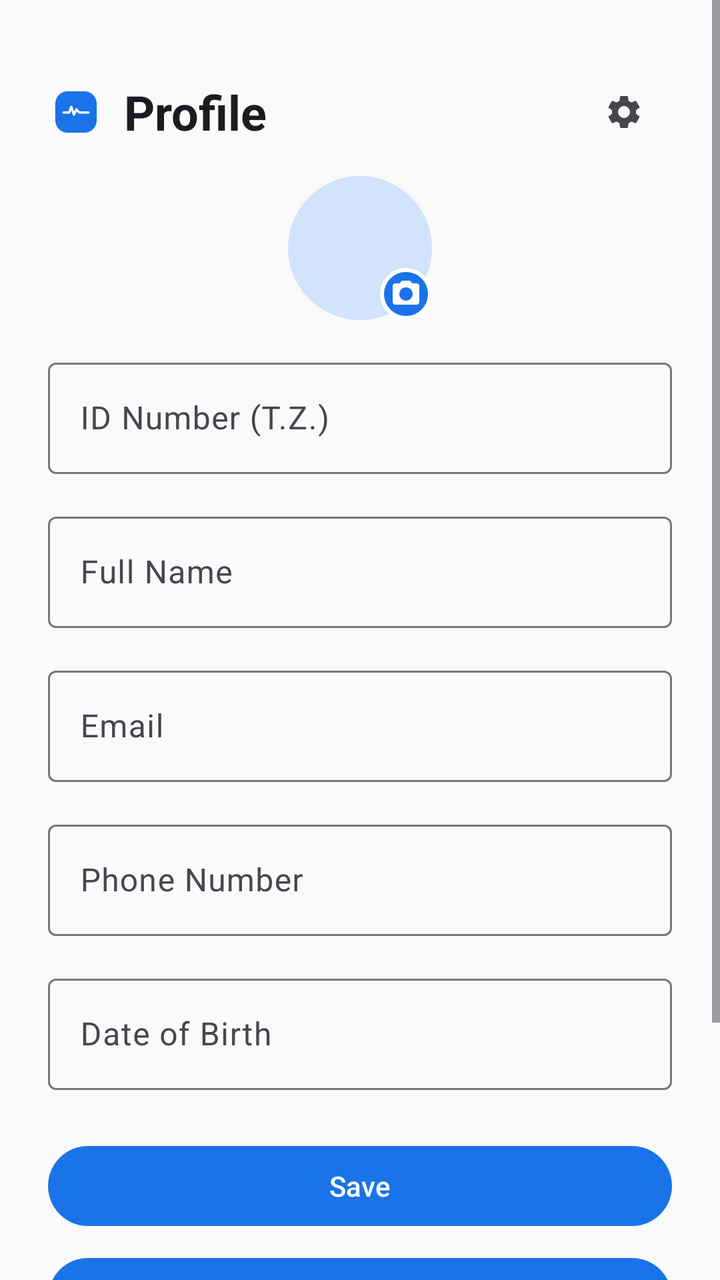
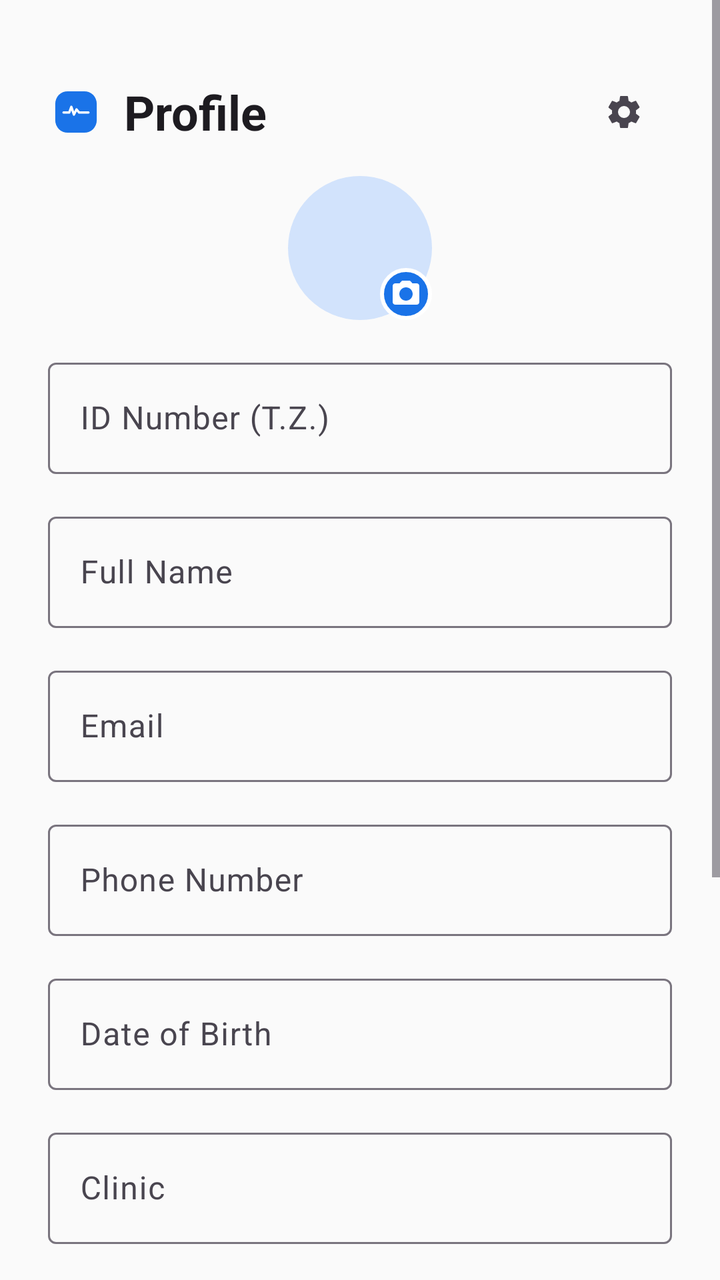

Two renders of the same Android screen: before a commit and after it. Below are the layout's source before the change and the commit's diff.
<!-- AndroidManifest.xml: application theme Theme.MedCare -->
<!-- res/layout/fragment_profile.xml -->
<?xml version="1.0" encoding="utf-8"?>
<ScrollView xmlns:android="http://schemas.android.com/apk/res/android"
    xmlns:app="http://schemas.android.com/apk/res-auto"
    android:layout_width="match_parent"
    android:layout_height="match_parent">

    <androidx.constraintlayout.widget.ConstraintLayout
        android:layout_width="match_parent"
        android:layout_height="wrap_content"
        android:padding="@dimen/margin_large">

        <LinearLayout
            android:id="@+id/top_bar"
            android:layout_width="0dp"
            android:layout_height="wrap_content"
            android:layout_marginTop="8dp"
            android:gravity="center_vertical"
            android:orientation="horizontal"
            app:layout_constraintEnd_toEndOf="parent"
            app:layout_constraintStart_toStartOf="parent"
            app:layout_constraintTop_toTopOf="parent">

            <ImageView
                android:layout_width="28dp"
                android:layout_height="28dp"
                android:contentDescription="@string/app_name"
                android:src="@drawable/ic_app_logo" />

            <TextView
                android:id="@+id/profile_title"
                android:layout_width="0dp"
                android:layout_height="wrap_content"
                android:layout_marginStart="10dp"
                android:layout_weight="1"
                android:text="@string/profile"
                android:textAppearance="@style/TextAppearance.Material3.HeadlineSmall"
                android:textStyle="bold" />

            <com.google.android.material.button.MaterialButton
                android:id="@+id/settings_button"
                style="@style/Widget.Material3.Button.IconButton"
                android:layout_width="wrap_content"
                android:layout_height="wrap_content"
                android:contentDescription="@string/settings"
                app:icon="@drawable/ic_settings"
                app:iconTint="?attr/colorOnSurfaceVariant" />

        </LinearLayout>

        <FrameLayout
            android:id="@+id/profile_avatar_container"
            android:layout_width="72dp"
            android:layout_height="72dp"
            android:layout_marginTop="8dp"
            android:background="?attr/selectableItemBackgroundBorderless"
            android:clickable="true"
            android:focusable="true"
            app:layout_constraintEnd_toEndOf="parent"
            app:layout_constraintStart_toStartOf="parent"
            app:layout_constraintTop_toBottomOf="@id/top_bar">

            <TextView
                android:id="@+id/profile_avatar"
                android:layout_width="72dp"
                android:layout_height="72dp"
                android:background="@drawable/bg_avatar"
                android:gravity="center"
                android:textAppearance="@style/TextAppearance.Material3.HeadlineMedium"
                android:textColor="?attr/colorOnPrimaryContainer"
                android:textStyle="bold" />

            <ImageView
                android:id="@+id/profile_avatar_image"
                android:layout_width="72dp"
                android:layout_height="72dp"
                android:background="@drawable/bg_avatar"
                android:contentDescription="@string/profile_photo"
                android:scaleType="centerCrop"
                android:visibility="gone" />

            <ImageView
                android:id="@+id/profile_avatar_badge"
                android:layout_width="26dp"
                android:layout_height="26dp"
                android:layout_gravity="bottom|end"
                android:background="@drawable/bg_avatar_badge"
                android:contentDescription="@string/change_profile_photo"
                android:padding="5dp"
                android:src="@drawable/ic_camera"
                app:tint="?attr/colorOnPrimary" />

        </FrameLayout>

        <com.google.android.material.textfield.TextInputLayout
            android:id="@+id/tz_layout"
            style="@style/Widget.Material3.TextInputLayout.OutlinedBox"
            android:layout_width="0dp"
            android:layout_height="wrap_content"
            android:layout_marginTop="16dp"
            android:hint="@string/id_number"
            app:layout_constraintEnd_toEndOf="parent"
            app:layout_constraintStart_toStartOf="parent"
            app:layout_constraintTop_toBottomOf="@id/profile_avatar_container">

            <com.google.android.material.textfield.TextInputEditText
                android:id="@+id/tz_input"
                android:layout_width="match_parent"
                android:layout_height="wrap_content"
                android:enabled="false"
                android:inputType="text" />
        </com.google.android.material.textfield.TextInputLayout>

        <com.google.android.material.textfield.TextInputLayout
            android:id="@+id/name_layout"
            style="@style/Widget.Material3.TextInputLayout.OutlinedBox"
            android:layout_width="0dp"
            android:layout_height="wrap_content"
            android:layout_marginTop="16dp"
            android:hint="@string/full_name"
            app:layout_constraintEnd_toEndOf="parent"
            app:layout_constraintStart_toStartOf="parent"
            app:layout_constraintTop_toBottomOf="@id/tz_layout">

            <com.google.android.material.textfield.TextInputEditText
                android:id="@+id/name_input"
                android:layout_width="match_parent"
                android:layout_height="wrap_content"
                android:inputType="textPersonName"
                android:imeOptions="actionNext" />
        </com.google.android.material.textfield.TextInputLayout>

        <com.google.android.material.textfield.TextInputLayout
            android:id="@+id/email_layout"
            style="@style/Widget.Material3.TextInputLayout.OutlinedBox"
            android:layout_width="0dp"
            android:layout_height="wrap_content"
            android:layout_marginTop="16dp"
            android:hint="@string/email"
            app:layout_constraintEnd_toEndOf="parent"
            app:layout_constraintStart_toStartOf="parent"
            app:layout_constraintTop_toBottomOf="@id/name_layout">

            <com.google.android.material.textfield.TextInputEditText
                android:id="@+id/email_input"
                android:layout_width="match_parent"
                android:layout_height="wrap_content"
                android:inputType="textEmailAddress"
                android:imeOptions="actionNext" />
        </com.google.android.material.textfield.TextInputLayout>

        <com.google.android.material.textfield.TextInputLayout
            android:id="@+id/phone_layout"
            style="@style/Widget.Material3.TextInputLayout.OutlinedBox"
            android:layout_width="0dp"
            android:layout_height="wrap_content"
            android:layout_marginTop="16dp"
            android:hint="@string/phone"
            app:layout_constraintEnd_toEndOf="parent"
            app:layout_constraintStart_toStartOf="parent"
            app:layout_constraintTop_toBottomOf="@id/email_layout">

            <com.google.android.material.textfield.TextInputEditText
                android:id="@+id/phone_input"
                android:layout_width="match_parent"
                android:layout_height="wrap_content"
                android:inputType="phone"
                android:imeOptions="actionDone" />
        </com.google.android.material.textfield.TextInputLayout>

        <com.google.android.material.textfield.TextInputLayout
            android:id="@+id/dob_layout"
            style="@style/Widget.Material3.TextInputLayout.OutlinedBox"
            android:layout_width="0dp"
            android:layout_height="wrap_content"
            android:layout_marginTop="16dp"
            android:hint="@string/date_of_birth"
            app:layout_constraintEnd_toEndOf="parent"
            app:layout_constraintStart_toStartOf="parent"
            app:layout_constraintTop_toBottomOf="@id/phone_layout">

            <com.google.android.material.textfield.TextInputEditText
                android:id="@+id/dob_input"
                android:layout_width="match_parent"
                android:layout_height="wrap_content"
                android:focusable="false"
                android:inputType="date" />
        </com.google.android.material.textfield.TextInputLayout>

        <com.google.android.material.button.MaterialButton
            android:id="@+id/save_button"
            android:layout_width="0dp"
            android:layout_height="wrap_content"
            android:layout_marginTop="24dp"
            android:text="@string/save"
            app:layout_constraintEnd_toEndOf="parent"
            app:layout_constraintStart_toStartOf="parent"
            app:layout_constraintTop_toBottomOf="@id/dob_layout" />

        <com.google.android.material.button.MaterialButton
            android:id="@+id/change_password_button"
            android:layout_width="0dp"
            android:layout_height="wrap_content"
            android:layout_marginTop="8dp"
            android:text="@string/change_password"
            app:layout_constraintEnd_toEndOf="parent"
            app:layout_constraintStart_toStartOf="parent"
            app:layout_constraintTop_toBottomOf="@id/save_button" />

        <com.google.android.material.button.MaterialButton
            android:id="@+id/logout_button"
            style="@style/Widget.Material3.Button.TextButton"
            android:layout_width="0dp"
            android:layout_height="wrap_content"
            android:layout_marginTop="8dp"
            android:text="@string/logout"
            android:textColor="?attr/colorError"
            app:layout_constraintEnd_toEndOf="parent"
            app:layout_constraintStart_toStartOf="parent"
            app:layout_constraintTop_toBottomOf="@id/change_password_button" />

        <com.google.android.material.button.MaterialButton
            android:id="@+id/delete_account_button"
            style="@style/Widget.Material3.Button.TextButton"
            android:layout_width="0dp"
            android:layout_height="wrap_content"
            android:text="@string/delete"
            android:textColor="?attr/colorError"
            app:layout_constraintEnd_toEndOf="parent"
            app:layout_constraintStart_toStartOf="parent"
            app:layout_constraintTop_toBottomOf="@id/logout_button" />

    </androidx.constraintlayout.widget.ConstraintLayout>
</ScrollView>
<!-- resources referenced by this layout -->
<resources>
  <!-- drawable ic_app_logo (drawable) -->
  <?xml version="1.0" encoding="utf-8"?>
  <vector xmlns:android="http://schemas.android.com/apk/res/android"
      android:width="108dp"
      android:height="108dp"
      android:viewportWidth="108"
      android:viewportHeight="108">
  
      
      <path
          android:fillColor="?attr/colorPrimary"
          android:pathData="M38,14 h32 a24,24 0 0 1 24,24 v32 a24,24 0 0 1 -24,24 h-32 a24,24 0 0 1 -24,-24 v-32 a24,24 0 0 1 24,-24 z" />
  
      
      <path
          android:pathData="M30,55 L41,55 L45,44 L50,59 L55,49 L60,55 L78,55"
          android:fillColor="#00000000"
          android:strokeColor="?attr/colorOnPrimary"
          android:strokeWidth="4.5"
          android:strokeLineCap="round"
          android:strokeLineJoin="round" />
  </vector>
  <!-- unchanged entries left out for length: 42 -->
</resources>

<!-- the commit's change to res/layout/fragment_profile.xml (unified diff, before → after) -->
@@ -186,15 +186,35 @@
                 android:inputType="date" />
         </com.google.android.material.textfield.TextInputLayout>
 
+        <com.google.android.material.textfield.TextInputLayout
+            android:id="@+id/clinic_layout"
+            style="@style/Widget.Material3.TextInputLayout.OutlinedBox"
+            android:layout_width="0dp"
+            android:layout_height="wrap_content"
+            android:layout_marginTop="16dp"
+            android:hint="@string/clinic"
+            app:layout_constraintEnd_toEndOf="parent"
+            app:layout_constraintStart_toStartOf="parent"
+            app:layout_constraintTop_toBottomOf="@id/dob_layout">
+
+            <com.google.android.material.textfield.TextInputEditText
+                android:id="@+id/clinic_input"
+                android:layout_width="match_parent"
+                android:layout_height="wrap_content"
+                android:inputType="textCapSentences"
+                android:imeOptions="actionDone" />
+        </com.google.android.material.textfield.TextInputLayout>
+
         <com.google.android.material.button.MaterialButton
             android:id="@+id/save_button"
             android:layout_width="0dp"
             android:layout_height="wrap_content"
             android:layout_marginTop="24dp"
             android:text="@string/save"
-            app:layout_constraintEnd_toEndOf="parent"
-            app:layout_constraintStart_toStartOf="parent"
-            app:layout_constraintTop_toBottomOf="@id/dob_layout" />
+            app:icon="@drawable/ic_save"
+            app:layout_constraintEnd_toEndOf="parent"
+            app:layout_constraintStart_toStartOf="parent"
+            app:layout_constraintTop_toBottomOf="@id/clinic_layout" />
 
         <com.google.android.material.button.MaterialButton
             android:id="@+id/change_password_button"
@@ -202,29 +222,45 @@
             android:layout_height="wrap_content"
             android:layout_marginTop="8dp"
             android:text="@string/change_password"
+            app:icon="@drawable/ic_lock"
             app:layout_constraintEnd_toEndOf="parent"
             app:layout_constraintStart_toStartOf="parent"
             app:layout_constraintTop_toBottomOf="@id/save_button" />
 
         <com.google.android.material.button.MaterialButton
+            android:id="@+id/transfer_button"
+            android:layout_width="0dp"
+            android:layout_height="wrap_content"
+            android:layout_marginTop="8dp"
+            android:text="@string/transfer_to_new_phone"
+            app:icon="@drawable/ic_transfer"
+            app:layout_constraintEnd_toEndOf="parent"
+            app:layout_constraintStart_toStartOf="parent"
+            app:layout_constraintTop_toBottomOf="@id/change_password_button" />
+
+        <com.google.android.material.button.MaterialButton
             android:id="@+id/logout_button"
-            style="@style/Widget.Material3.Button.TextButton"
+            style="@style/Widget.MedCare.Button.Error"
             android:layout_width="0dp"
             android:layout_height="wrap_content"
             android:layout_marginTop="8dp"
             android:text="@string/logout"
             android:textColor="?attr/colorError"
-            app:layout_constraintEnd_toEndOf="parent"
-            app:layout_constraintStart_toStartOf="parent"
-            app:layout_constraintTop_toBottomOf="@id/change_password_button" />
+            app:icon="@drawable/ic_logout"
+            app:iconTint="?attr/colorError"
+            app:layout_constraintEnd_toEndOf="parent"
+            app:layout_constraintStart_toStartOf="parent"
+            app:layout_constraintTop_toBottomOf="@id/transfer_button" />
 
         <com.google.android.material.button.MaterialButton
             android:id="@+id/delete_account_button"
-            style="@style/Widget.Material3.Button.TextButton"
+            style="@style/Widget.MedCare.Button.Error"
             android:layout_width="0dp"
             android:layout_height="wrap_content"
             android:text="@string/delete"
             android:textColor="?attr/colorError"
+            app:icon="@drawable/ic_delete"
+            app:iconTint="?attr/colorError"
             app:layout_constraintEnd_toEndOf="parent"
             app:layout_constraintStart_toStartOf="parent"
             app:layout_constraintTop_toBottomOf="@id/logout_button" />
<!-- resource entries referenced after the edit -->
@@ -8,12 +8,10 @@
       android:viewportWidth="108"
       android:viewportHeight="108">
   
-      
       <path
           android:fillColor="?attr/colorPrimary"
           android:pathData="M38,14 h32 a24,24 0 0 1 24,24 v32 a24,24 0 0 1 -24,24 h-32 a24,24 0 0 1 -24,-24 v-32 a24,24 0 0 1 24,-24 z" />
   
-      
       <path
           android:pathData="M30,55 L41,55 L45,44 L50,59 L55,49 L60,55 L78,55"
           android:fillColor="#00000000"
@@ -22,6 +20,82 @@
           android:strokeLineCap="round"
           android:strokeLineJoin="round" />
   </vector>
+  <!-- drawable ic_delete (drawable) -->
+  <vector xmlns:android="http://schemas.android.com/apk/res/android"
+      android:width="24dp"
+      android:height="24dp"
+      android:viewportWidth="24"
+      android:viewportHeight="24"
+      android:tint="@android:color/white">
+      <path
+          android:fillColor="@android:color/white"
+          android:pathData="M6,19c0,1.1 0.9,2 2,2h8c1.1,0 2,-0.9 2,-2V7H6v12zM19,4h-3.5l-1,-1h-5l-1,1H5v2h14V4z" />
+  </vector>
+  <!-- drawable ic_lock (drawable) -->
+  <vector xmlns:android="http://schemas.android.com/apk/res/android"
+      android:width="24dp"
+      android:height="24dp"
+      android:viewportWidth="24"
+      android:viewportHeight="24">
+      <path
+          android:fillColor="#FFFFFF"
+          android:pathData="M18,8h-1V6c0,-2.76 -2.24,-5 -5,-5S7,3.24 7,6v2H6c-1.1,0 -2,0.9 -2,2v10c0,1.1 0.9,2 2,2h12c1.1,0 2,-0.9 2,-2V10c0,-1.1 -0.9,-2 -2,-2zM12,17c-1.1,0 -2,-0.9 -2,-2s0.9,-2 2,-2 2,0.9 2,2 -0.9,2 -2,2zM15.1,8H8.9V6c0,-1.71 1.39,-3.1 3.1,-3.1 1.71,0 3.1,1.39 3.1,3.1v2z" />
+  </vector>
+  <!-- drawable ic_logout (drawable) -->
+  <?xml version="1.0" encoding="utf-8"?>
+  <vector xmlns:android="http://schemas.android.com/apk/res/android"
+      android:width="24dp"
+      android:height="24dp"
+      android:viewportWidth="24"
+      android:viewportHeight="24">
+      <path
+          android:fillColor="#00000000"
+          android:strokeColor="#000000"
+          android:strokeWidth="1.8"
+          android:strokeLineCap="round"
+          android:strokeLineJoin="round"
+          android:pathData="M10,4 L5,4 A1,1 0 0 0 4,5 L4,19 A1,1 0 0 0 5,20 L10,20 M14,8 L18,12 L14,16 M8,12 L18,12" />
+  </vector>
+  <!-- drawable ic_save (drawable) -->
+  <?xml version="1.0" encoding="utf-8"?>
+  <vector xmlns:android="http://schemas.android.com/apk/res/android"
+      android:width="24dp"
+      android:height="24dp"
+      android:viewportWidth="24"
+      android:viewportHeight="24">
+      <path
+          android:fillColor="#00000000"
+          android:strokeColor="#000000"
+          android:strokeWidth="1.8"
+          android:strokeLineCap="round"
+          android:strokeLineJoin="round"
+          android:pathData="M12,3 A9,9 0 1 0 12.01,3 M8,12 L10.5,14.5 L16,9" />
+  </vector>
+  <!-- drawable ic_transfer (drawable) -->
+  <?xml version="1.0" encoding="utf-8"?>
+  <vector xmlns:android="http://schemas.android.com/apk/res/android"
+      android:width="24dp"
+      android:height="24dp"
+      android:viewportWidth="24"
+      android:viewportHeight="24">
+      <path
+          android:fillColor="#00000000"
+          android:strokeColor="#000000"
+          android:strokeWidth="1.8"
+          android:strokeLineCap="round"
+          android:strokeLineJoin="round"
+          android:pathData="M3,8 L16,8 M13,5 L16,8 L13,11 M21,16 L8,16 M11,13 L8,16 L11,19" />
+  </vector>
+  <string name="clinic">Clinic</string>
+  <string name="transfer_to_new_phone">Transfer to new phone</string>
+  <style name="Widget.MedCare.Button.Error" parent="Widget.Material3.Button.TonalButton">
+          <item name="backgroundTint">@color/error_tonal_bg</item>
+          <item name="android:textColor">@color/error</item>
+          <item name="iconTint">@color/error</item>
+          <item name="rippleColor">@color/error_tonal_ripple</item>
+      </style>
+  <color name="error_tonal_bg">#1AB3261E</color>
+  <color name="error_tonal_ripple">#40B3261E</color>
   <!-- unchanged entries left out for length: 42 -->
 </resources>
 
